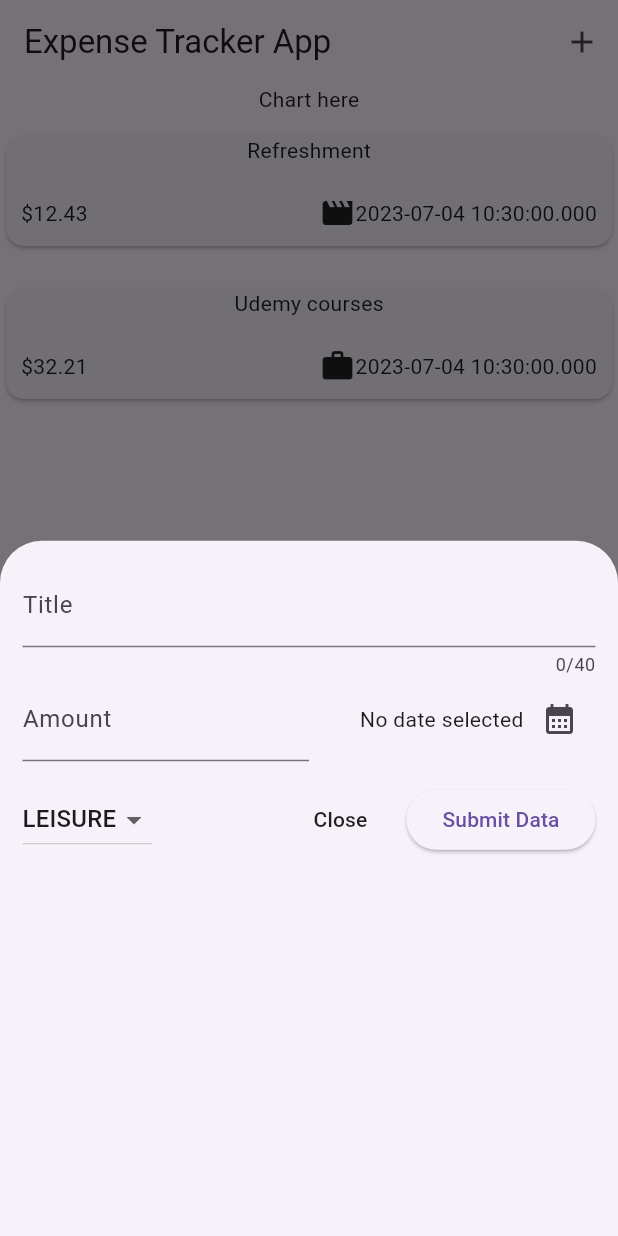
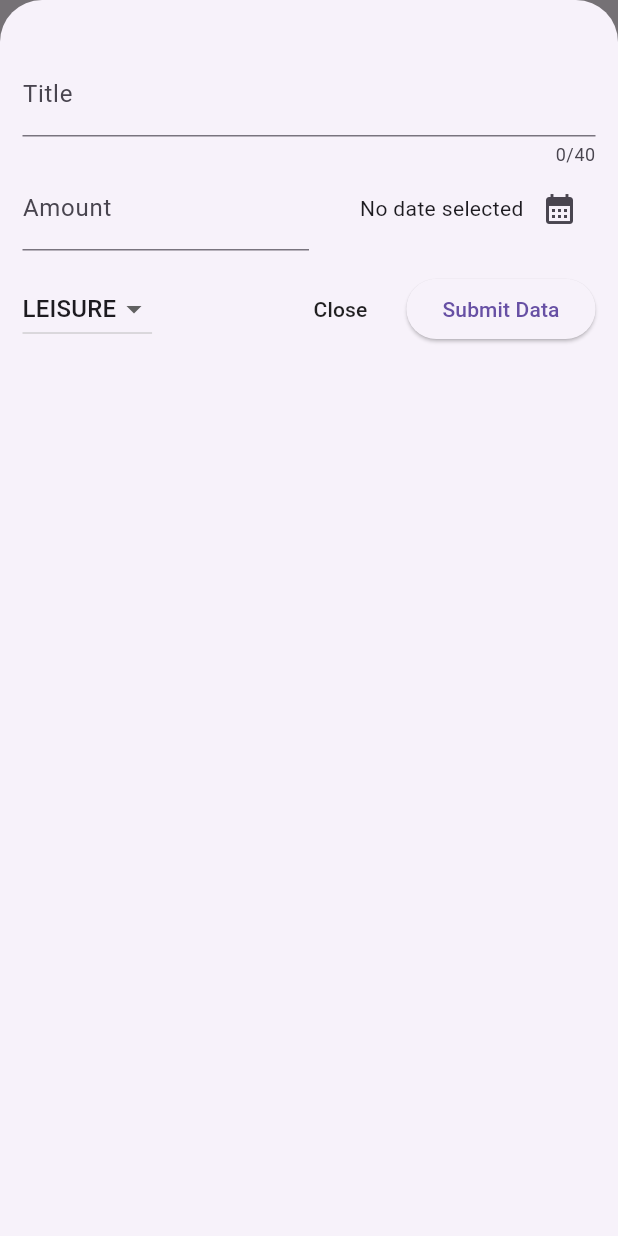
Before and after one commit to mbasnet123/expense_tracker_app, a Flutter app: the screen it shows after launch, after a tap on the "add" icon, on a phone screen of 412 x 824 dp. Run offline on Flutter 3.47's test engine with Material 2 defaults, Android fonts, the phone set to English and light mode, and no system bars.

```diff
--- a/lib/main.dart
+++ b/lib/main.dart
@@ -12,6 +12,7 @@ class MyApp extends StatelessWidget {
   Widget build(BuildContext context) {
     return MaterialApp(
       theme: ThemeData(useMaterial3: true),
+      debugShowCheckedModeBanner: false,
       home: HomePage(),
     );
   }
--- a/lib/screens/home_page.dart
+++ b/lib/screens/home_page.dart
@@ -32,10 +32,11 @@ class _HomePageState extends State<HomePage> {
 
   void _openExpenseOverlay() {
     showModalBottomSheet(
+      isScrollControlled: true,
       context: context,
       builder: (ctx) => NewExpense(
-          onAddExpense: _addExpense,
-        ),
+        onAddExpense: _addExpense,
+      ),
     );
   }
 
@@ -45,8 +46,39 @@ class _HomePageState extends State<HomePage> {
     });
   }
 
+  void _removeExpense(Expenses expense) {
+    final expenseIndex = _registeredExpenses.indexOf(expense);
+    setState(() {
+      _registeredExpenses.remove(expense);
+    });
+    ScaffoldMessenger.of(context).clearSnackBars();
+    ScaffoldMessenger.of(context).showSnackBar(
+      SnackBar(
+        duration: Duration(seconds: 2),
+        content: const Text("Item deleted"),
+        action: SnackBarAction(
+          label: "Undo",
+          onPressed: (){
+            setState(() {
+              _registeredExpenses.insert(expenseIndex, expense);
+            });
+          },
+        ),
+      ),
+    );
+  }
+
   @override
   Widget build(BuildContext context) {
+    Widget mainContent = const Center(
+      child: Text("No items added yat"),
+    );
+    if (_registeredExpenses.isNotEmpty) {
+      mainContent = ExpenseList(
+        expenses: _registeredExpenses,
+        onRemoveExpenses: _removeExpense,
+      );
+    }
     return Scaffold(
       appBar: AppBar(
         title: const Text("Expense Tracker App"),
@@ -64,7 +96,9 @@ class _HomePageState extends State<HomePage> {
           mainAxisAlignment: MainAxisAlignment.center,
           children: [
             const Text("Chart here"),
-            Expanded(child: ExpenseList(expenses: _registeredExpenses)),
+            Expanded(
+              child: mainContent,
+            ),
           ],
         ),
       ),
--- a/lib/widgets/expenses_list.dart
+++ b/lib/widgets/expenses_list.dart
@@ -3,16 +3,23 @@ import 'package:expense_tracker_app/widgets/expense_item.dart';
 import 'package:flutter/material.dart';
 
 class ExpenseList extends StatelessWidget {
-  const ExpenseList({required this.expenses, super.key});
+  const ExpenseList(
+      {required this.expenses, super.key, required this.onRemoveExpenses});
 
   final List<Expenses> expenses;
+  final void Function(Expenses expense) onRemoveExpenses;
 
   @override
   Widget build(BuildContext context) {
     return ListView.builder(
       itemCount: expenses.length,
       itemBuilder: (context, index) {
-        return ExpenseItem(expenses[index]);
+        return Dismissible(
+          onDismissed: (direction) {
+            onRemoveExpenses(expenses[index]);
+          },
+            key: ValueKey(expenses[index]),
+            child: ExpenseItem(expenses[index]));
       },
     );
   }
--- a/lib/widgets/new_expense.dart
+++ b/lib/widgets/new_expense.dart
@@ -65,7 +65,8 @@ class _NewExpenseState extends State<NewExpense> {
         title: _titleController.text,
         amount: enteredAmount,
         date: _selectedDate!,
-        category: _selectedCategory));
+        category: _selectedCategory),);
+    Navigator.pop(context);
   }
 
   @override
@@ -79,7 +80,7 @@ class _NewExpenseState extends State<NewExpense> {
   @override
   Widget build(BuildContext context) {
     return Padding(
-      padding: const EdgeInsets.all(15.0),
+      padding: const EdgeInsets.fromLTRB(15.0,35,15,15),
       child: Column(
         children: [
           TextFormField(
```
